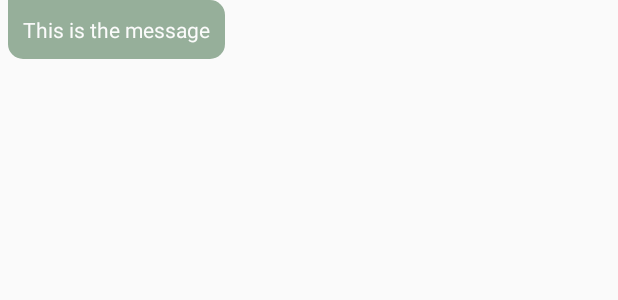
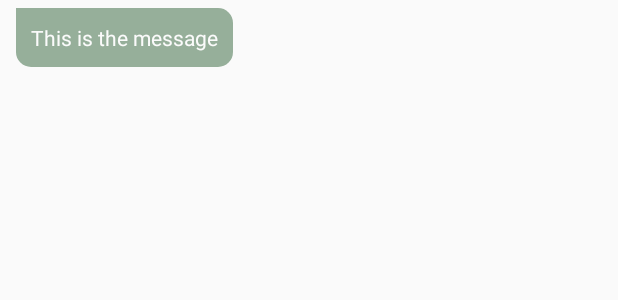
Before and after one commit to Amarendra2112/ChatBox, an Android app: the layout chat_item_left.xml on its own in the app's theme, with its tools: preview values and no code run, on a phone screen of 412 x 824 dp. Shown: the top 300 px of the screen. Run offline under Robolectric (Android 15) with nearby library versions, the phone set to English and light mode, and no system bars.

```diff
--- a/app/src/main/res/layout/chat_item_left.xml
+++ b/app/src/main/res/layout/chat_item_left.xml
@@ -1,20 +1,19 @@
 <?xml version="1.0" encoding="utf-8"?>
-<LinearLayout
-    xmlns:android="http://schemas.android.com/apk/res/android" android:layout_width="match_parent"
-    android:layout_height="match_parent"
+<LinearLayout xmlns:android="http://schemas.android.com/apk/res/android"
+    android:layout_width="match_parent"
+    android:layout_height="wrap_content"
     android:orientation="horizontal"
-    >
-
+    android:padding="5dp">
 
 
         <TextView
             android:id="@+id/message"
             android:layout_width="wrap_content"
             android:layout_height="wrap_content"
-            android:text="This is the message"
-            android:textColor="#FBFBFB"
+            android:layout_marginStart="5dp"
             android:background="@drawable/box_left_chat"
             android:padding="10dp"
-            android:layout_marginStart="5dp"/>
+            android:text="This is the message"
+            android:textColor="#FBFBFB" />
 
 </LinearLayout>
```
Also changed, not shown: app/src/main/java/com/example/chatbox/Chat/Chat.java (+73 -5 lines), app/src/main/java/com/example/chatbox/adapter/ChatAdapter.java (+17 -1 lines), app/src/main/res/layout/chat_item_right.xml (+7 -6 lines).
